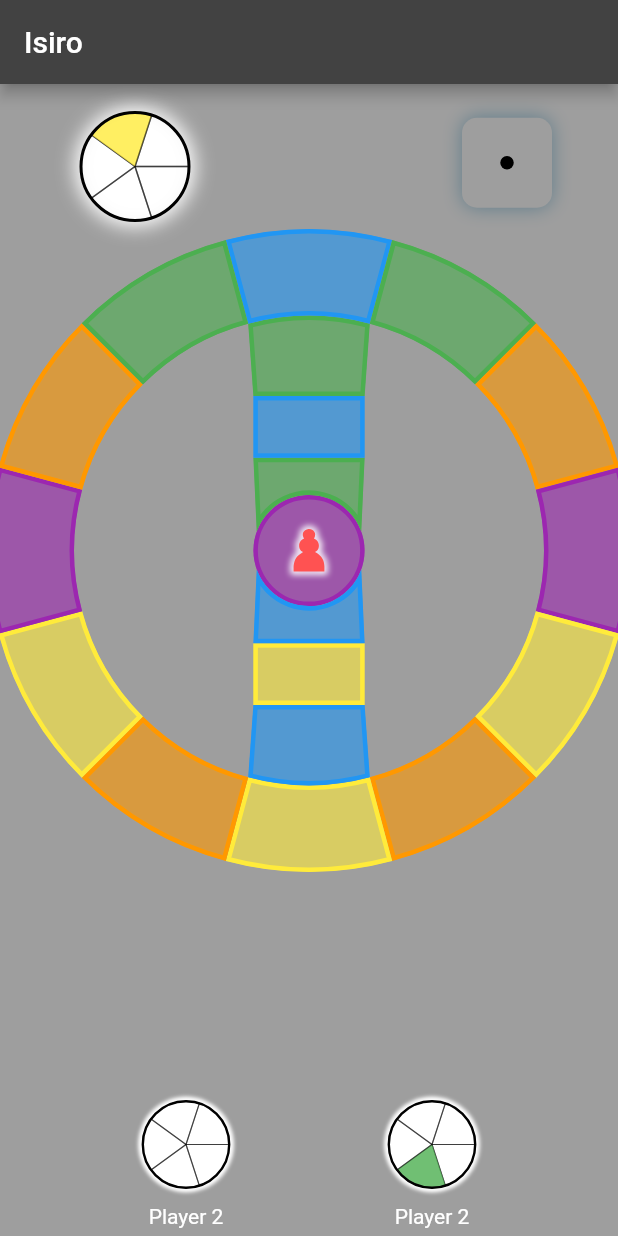
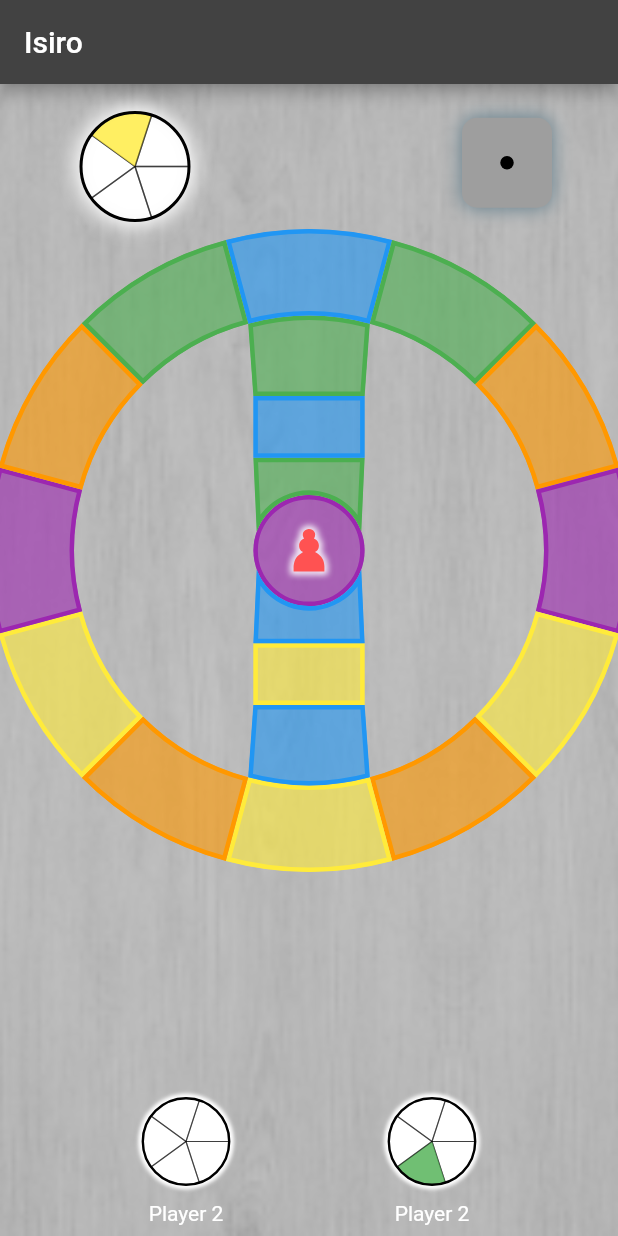
Before and after one commit to benoitkugler/maths-online, a Flutter app: the screen it shows after launch, on a phone screen of 412 x 824 dp. Run offline on Flutter 3.47's test engine with Material 2 defaults, Android fonts, the phone set to English and light mode, and no system bars; our stand-ins replace otp_text_field; missing offline and left inert: flutter_math_fork; project files that could hold a hidden picture were left out.

Commit message:
wooden style background

```diff
--- a/eleve/lib/trivialpoursuit/game.dart
+++ b/eleve/lib/trivialpoursuit/game.dart
@@ -1,5 +1,6 @@
 import 'dart:async';
 import 'dart:convert';
+import 'dart:ui';
 
 import 'package:eleve/trivialpoursuit/board.dart';
 import 'package:eleve/trivialpoursuit/dice.dart' as dice;
@@ -444,7 +445,13 @@ class _GameStarted extends StatelessWidget {
   @override
   Widget build(BuildContext context) {
     return Container(
-      color: Colors.grey,
+      decoration: BoxDecoration(
+        image: DecorationImage(
+            image: const AssetImage("lib/images/grey-wood.png"),
+            fit: BoxFit.cover,
+            colorFilter: ColorFilter.mode(
+                Colors.grey.withOpacity(0.6), BlendMode.srcATop)),
+      ),
       child: Column(
         mainAxisAlignment: MainAxisAlignment.spaceAround,
         children: [
@@ -468,7 +475,7 @@ class _GameStarted extends StatelessWidget {
             },
           )),
           Padding(
-            padding: const EdgeInsets.only(top: 5),
+            padding: const EdgeInsets.only(top: 5, bottom: 2),
             child: recapRow,
           ),
         ],
--- a/eleve/pubspec.yaml
+++ b/eleve/pubspec.yaml
@@ -68,6 +68,7 @@ flutter:
   # To add assets to your application, add an assets section, like this:
   assets:
     - lib/music/
+    - lib/images/
 
   # An image asset can refer to one or more resolution-specific "variants", see
   # https://flutter.dev/assets-and-images/#resolution-aware.
```
Also changed, not shown: eleve/lib/images/grey-wood.png (added), eleve/pubspec.lock.
